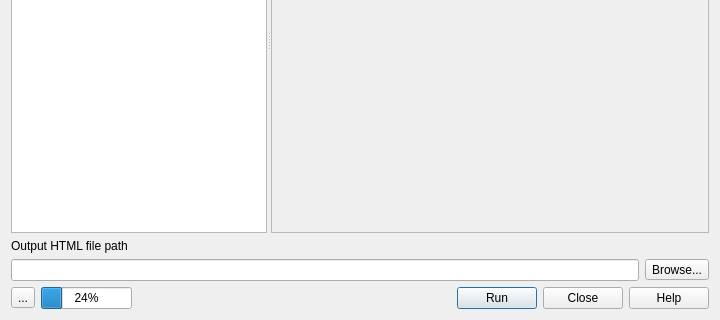
minorua/Qgis2threejs, file ui/qgis2threejsdialog.ui: the form before one commit; both pictures show x 0 to 720 and y 193 to 513 of the 720 by 513 pixel window.
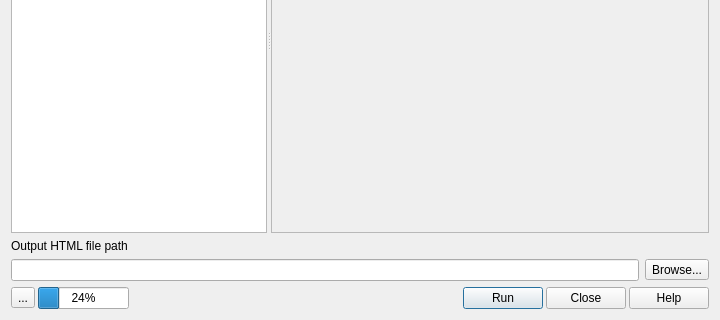
The form after the commit.

Commit message: fix widget layout

Patch:
```diff
--- a/ui/qgis2threejsdialog.ui
+++ b/ui/qgis2threejsdialog.ui
@@ -10,12 +10,6 @@
     <height>513</height>
    </rect>
   </property>
-  <property name="sizePolicy">
-   <sizepolicy hsizetype="Preferred" vsizetype="Preferred">
-    <horstretch>0</horstretch>
-    <verstretch>0</verstretch>
-   </sizepolicy>
-  </property>
   <property name="windowTitle">
    <string>Qgis2threejs</string>
   </property>
@@ -157,6 +151,9 @@
    </item>
    <item>
     <layout class="QHBoxLayout" name="horizontalLayout_7">
+     <property name="spacing">
+      <number>3</number>
+     </property>
      <item>
       <widget class="QToolButton" name="toolButton_Settings">
        <property name="text">
@@ -193,6 +190,12 @@
        </property>
        <item>
         <widget class="QLabel" name="label_MessageIcon">
+         <property name="maximumSize">
+          <size>
+           <width>32</width>
+           <height>32</height>
+          </size>
+         </property>
          <property name="text">
           <string/>
          </property>
@@ -203,12 +206,6 @@
        </item>
        <item>
         <widget class="QLabel" name="label_Status">
-         <property name="sizePolicy">
-          <sizepolicy hsizetype="Preferred" vsizetype="Preferred">
-           <horstretch>1</horstretch>
-           <verstretch>0</verstretch>
-          </sizepolicy>
-         </property>
          <property name="text">
           <string/>
          </property>
```
The commit also changes 5 other files.
